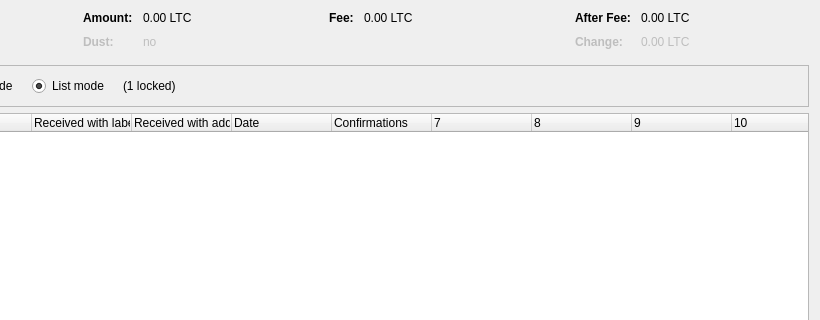
Qt form src/qt/forms/coincontroldialog.ui (mikerodey/Garlicoin) before a commit; both pictures show x 180 to 1000 and y 0 to 320 of the 1000 by 500 pixel window.
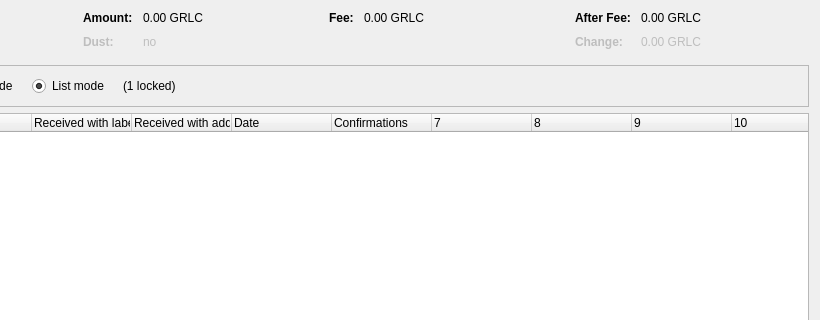
The same form after that commit. Custom widgets are drawn as their Qt base class.

Patch:
```diff
--- a/src/qt/forms/coincontroldialog.ui
+++ b/src/qt/forms/coincontroldialog.ui
@@ -132,7 +132,7 @@
           <enum>Qt::ActionsContextMenu</enum>
          </property>
          <property name="text">
-          <string notr="true">0.00 LTC</string>
+          <string notr="true">0.00 GRLC</string>
          </property>
          <property name="textInteractionFlags">
           <set>Qt::LinksAccessibleByMouse|Qt::TextSelectableByKeyboard|Qt::TextSelectableByMouse</set>
@@ -212,7 +212,7 @@
           <enum>Qt::ActionsContextMenu</enum>
          </property>
          <property name="text">
-          <string notr="true">0.00 LTC</string>
+          <string notr="true">0.00 GRLC</string>
          </property>
          <property name="textInteractionFlags">
           <set>Qt::LinksAccessibleByMouse|Qt::TextSelectableByKeyboard|Qt::TextSelectableByMouse</set>
@@ -257,7 +257,7 @@
           <enum>Qt::ActionsContextMenu</enum>
          </property>
          <property name="text">
-          <string notr="true">0.00 LTC</string>
+          <string notr="true">0.00 GRLC</string>
          </property>
          <property name="textInteractionFlags">
           <set>Qt::LinksAccessibleByMouse|Qt::TextSelectableByKeyboard|Qt::TextSelectableByMouse</set>
@@ -292,7 +292,7 @@
           <enum>Qt::ActionsContextMenu</enum>
          </property>
          <property name="text">
-          <string notr="true">0.00 LTC</string>
+          <string notr="true">0.00 GRLC</string>
          </property>
          <property name="textInteractionFlags">
           <set>Qt::LinksAccessibleByMouse|Qt::TextSelectableByKeyboard|Qt::TextSelectableByMouse</set>
```
